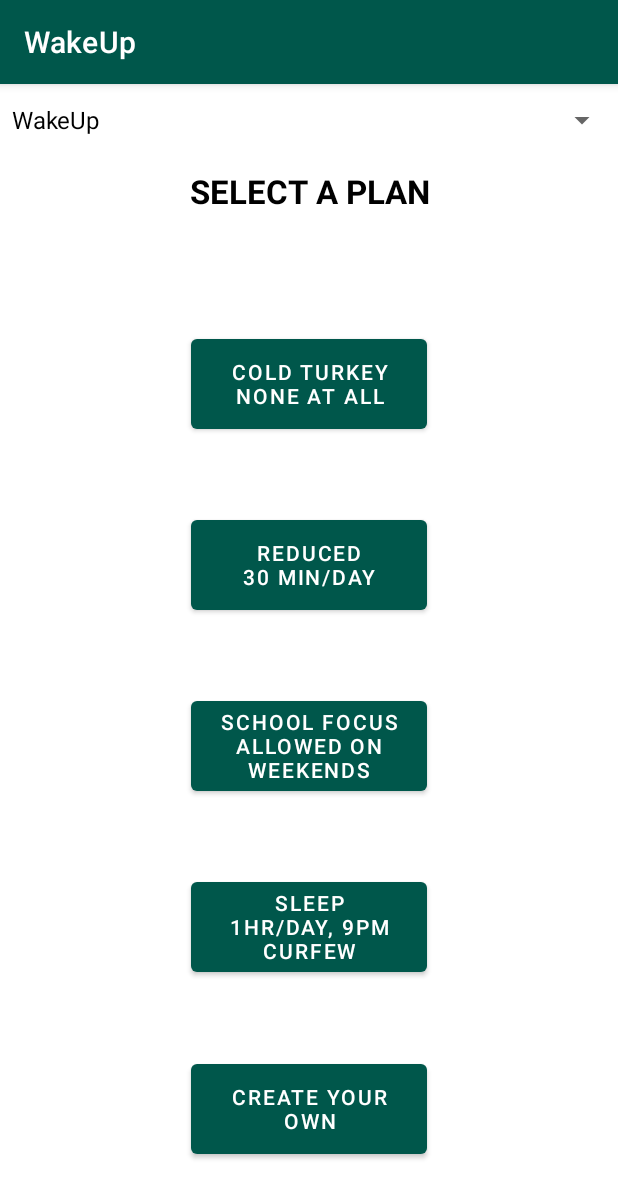
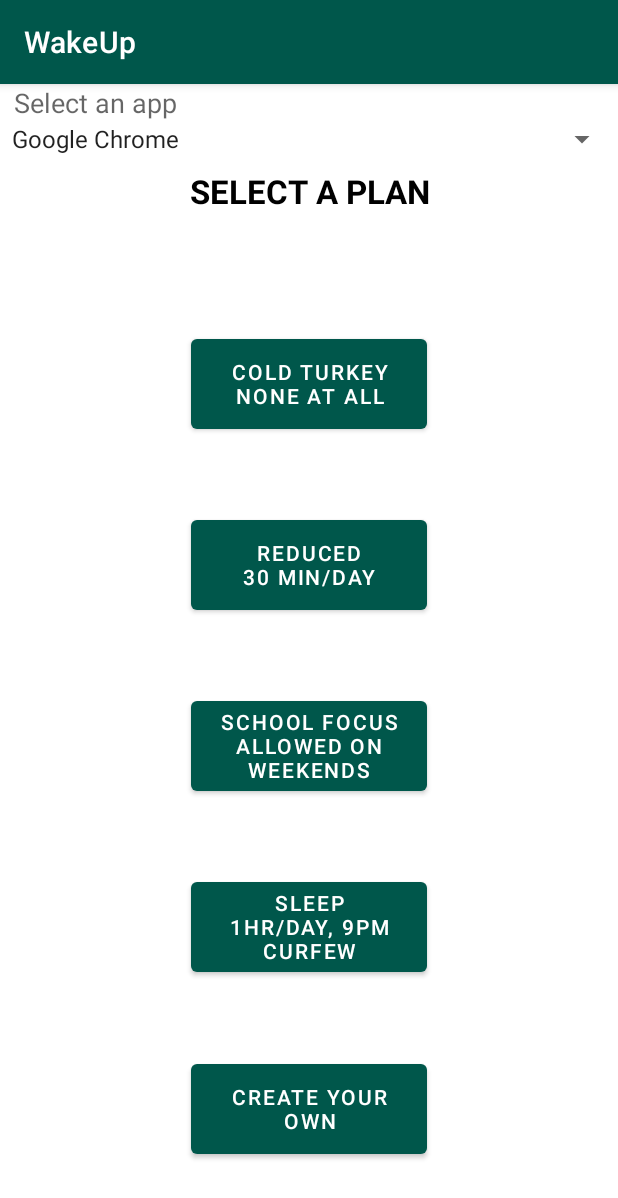
Before and after one commit to zhanjz22/AddictionFighter2, an Android app: the SelectPlanActivity screen opened directly, with no data from a screen before it, on a phone screen of 412 x 824 dp. Shown: the top 1198 px of the screen. Run offline under Robolectric (Android 15) with nearby library versions, the phone set to English and light mode, and no system bars.

Commit message:
some UI + 30 second timer for own app

```diff
--- a/app/src/main/java/com/example/addictionfighter2/MainActivity.java
+++ b/app/src/main/java/com/example/addictionfighter2/MainActivity.java
@@ -42,14 +42,8 @@ public class MainActivity extends AppCompatActivity {
 
     @Override
     protected void onStop() {
-        //Intent intent = new Intent(this, CurfewNotificationReceiver.class);
-        //intent.putExtra("NotificationText", "some text");
-        //PendingIntent pendingIntent = PendingIntent.getBroadcast(this, 2 /*doesnt matter*/, intent, PendingIntent.FLAG_UPDATE_CURRENT);
-        //AlarmManager alarmManager = (AlarmManager) this.getSystemService(Context.ALARM_SERVICE);
-        //alarmManager.set(AlarmManager.RTC_WAKEUP, 5000, pendingIntent);
         super.onStop();
     }
-
 
     @Override
     protected void onCreate(Bundle savedInstanceState) {
--- a/app/src/main/java/com/example/addictionfighter2/MonitoringService.java
+++ b/app/src/main/java/com/example/addictionfighter2/MonitoringService.java
@@ -93,7 +93,7 @@ public class MonitoringService extends Service {
                 while(true)
                 {
                     try {
-                        Thread.sleep(5000);
+                        Thread.sleep(30000);
                         ActivityManager am = (ActivityManager) getApplicationContext().getSystemService(ACTIVITY_SERVICE);
                         // The first in the list of RunningTasks is always the foreground task.
                         ActivityManager.RunningTaskInfo foregroundTaskInfo = am.getRunningTasks(1).get(0);
--- a/app/src/main/java/com/example/addictionfighter2/SelectPlanActivity.java
+++ b/app/src/main/java/com/example/addictionfighter2/SelectPlanActivity.java
@@ -32,9 +32,9 @@ public class SelectPlanActivity extends AppCompatActivity {
         });
 
         Spinner appSpinner = findViewById(R.id.app_spinner);
-        // Dummy list of apps, replace with actual app list retrieval logic
-        List<String> appNames = getAppNames();
-        ArrayAdapter<String> adapter = new ArrayAdapter<>(this, android.R.layout.simple_spinner_dropdown_item, appNames);
+        ArrayAdapter<CharSequence> adapter = ArrayAdapter.createFromResource(this,
+                R.array.app_names, android.R.layout.simple_spinner_item);
+        adapter.setDropDownViewResource(android.R.layout.simple_spinner_dropdown_item);
         appSpinner.setAdapter(adapter);
 
         // Get the selected app name from UsageStatsActivity
--- a/app/src/main/res/layout/activity_main.xml
+++ b/app/src/main/res/layout/activity_main.xml
@@ -69,7 +69,7 @@
         android:id="@+id/streakTextView"
         android:layout_width="wrap_content"
         android:layout_height="wrap_content"
-        android:text="2 day streak, keep it up!"
+        android:text="4 day streak, keep it up!"
         android:textSize="18sp"
         android:textColor="#50C878"
         android:layout_marginBottom="16dp"
--- a/app/src/main/res/layout/select_plan.xml
+++ b/app/src/main/res/layout/select_plan.xml
@@ -86,9 +86,19 @@
         android:id="@+id/app_spinner"
         android:layout_width="match_parent"
         android:layout_height="wrap_content"
-        app:layout_constraintTop_toTopOf="parent"
+        app:layout_constraintTop_toBottomOf="@id/select_app"
         app:layout_constraintLeft_toLeftOf="parent"
         app:layout_constraintRight_toRightOf="parent"/>
 
+    <TextView
+        android:id="@+id/select_app"
+        android:layout_width="match_parent"
+        android:layout_height="wrap_content"
+        android:text="  Select an app"
+        android:textAppearance="@style/TextAppearance.AppCompat.Medium"
+        app:layout_constraintBottom_toTopOf="@id/app_spinner"
+        app:layout_constraintLeft_toLeftOf="parent"
+        app:layout_constraintRight_toRightOf="parent" />
+
 
 </androidx.constraintlayout.widget.ConstraintLayout>
--- a/app/src/main/res/values/arrays.xml
+++ b/app/src/main/res/values/arrays.xml
@@ -17,4 +17,10 @@
         <item>Saturday</item>
         <item>Sunday</item>
     </string-array>
+    <string-array name="app_names">
+        <item>Google Chrome</item>
+        <item>Messages</item>
+        <item>Youtube</item>
+        <item>Phone</item>
+    </string-array>
 </resources>
```
